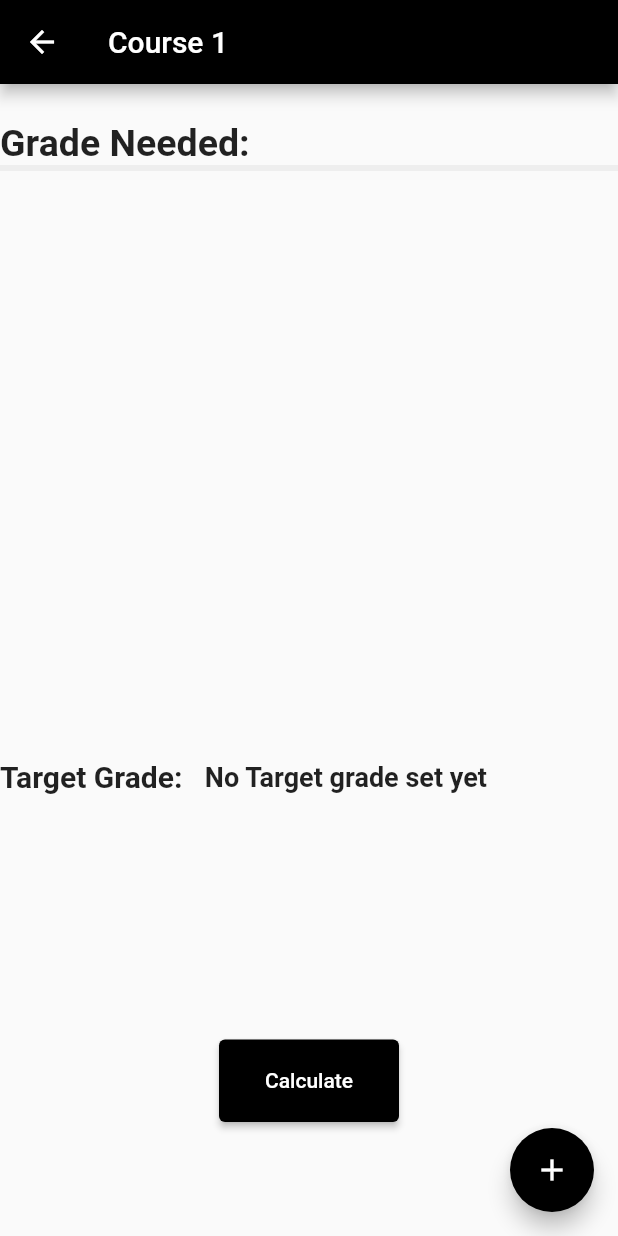
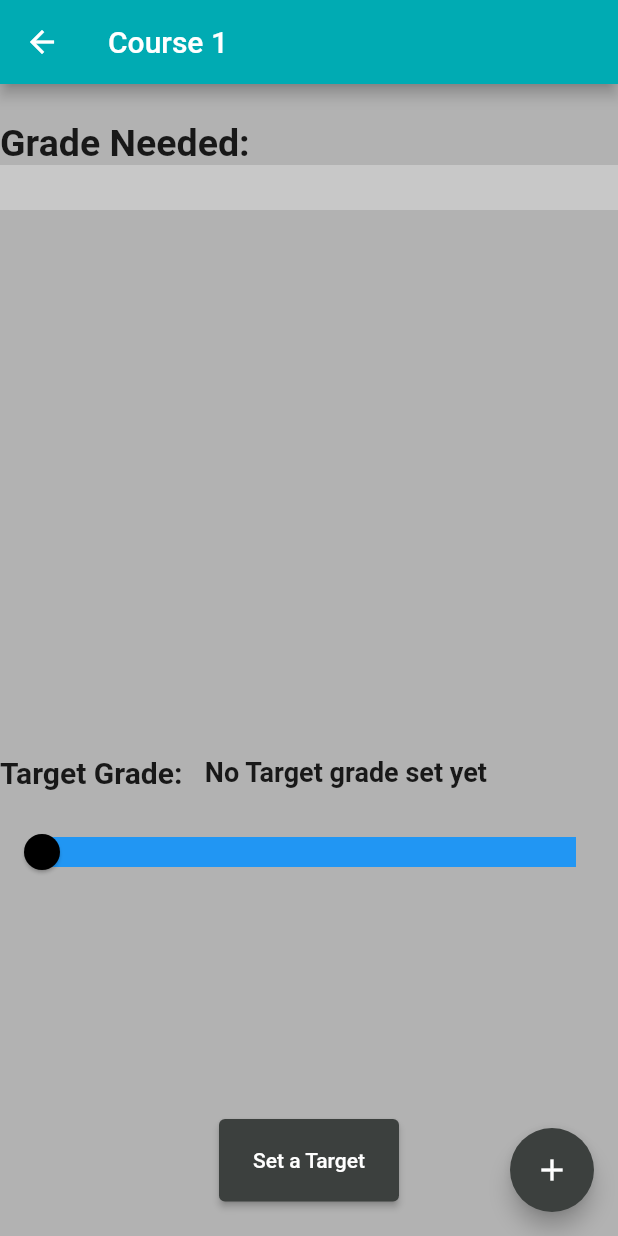
Before and after one commit to MostafaHamedd/Course-grade-tracker, a Flutter app: the CoursesPage screen opened directly, after a tap on "Course 1", on a phone screen of 412 x 824 dp. Run offline on Flutter 3.47's test engine with Material 2 defaults, Android fonts, the phone set to English and light mode, and no system bars; our stand-ins replace fluttertoast, page_transition.

Commit message:
Slider added and a color palette

```diff
--- a/lib/coursePage.dart
+++ b/lib/coursePage.dart
@@ -2,6 +2,7 @@ import 'package:flutter/material.dart';
 import 'package:flutter/material.dart';
 import 'package:tellmore_course_tracker/courseClass.dart';
 import 'reusableWidgets.dart';
+import 'package:fluttertoast/fluttertoast.dart';
 
 class coursePage extends StatefulWidget {
   const coursePage({
@@ -23,6 +24,7 @@ class _coursePageState extends State<coursePage> {
   @override
   Widget build(BuildContext context) {
     return Scaffold(
+      backgroundColor: ReusableWidgets().getBackgroundColor(),
       appBar: ReusableWidgets().appBar(widget.course.name),
       body: courseContent(),
       floatingActionButton: myFloatingButton(),
@@ -36,7 +38,7 @@ class _coursePageState extends State<coursePage> {
     TextEditingController contentWeightController = TextEditingController();
 
     return FloatingActionButton(
-      backgroundColor: Colors.black,
+      backgroundColor: ReusableWidgets().getButtonsColor(),
       child: Icon(Icons.add, color: Colors.white),
       onPressed: () {
         showDialog(
@@ -108,28 +110,38 @@ class _coursePageState extends State<coursePage> {
                   ElevatedButton(
                     child: Text("Cancel"),
                     style: ElevatedButton.styleFrom(
-                      primary: Colors.black,
+                      primary: ReusableWidgets().getButtonsColor(),
                     ),
                     onPressed: () {
                       Navigator.of(context).pop();
                     },
                   ),
                   ElevatedButton(
-                    child: Text("Submit"),
+                    child: Text("Create"),
                     style: ElevatedButton.styleFrom(
-                      primary: Colors.black,
+                      primary: ReusableWidgets().getButtonsColor(),
                     ),
                     onPressed: () {
-                      print(contentWeightController.text);
+                      if (contentType.isNotEmpty &&
+                          contentWeightController.text.isNotEmpty) {
+                        if (widget.course.isFeaseable(
+                            double.parse(contentWeightController.text))) {
                           widget.course.addAssesment(new Content(
                               contentType,
                               double.parse(contentWeightController.text),
                               [],
                               0,
                               false));
-                      print(widget.course.content.length);
                           Navigator.of(context).pop();
                           setState(() {});
+                        } else {
+                          ReusableWidgets().showToast(
+                              "Total assessment weight can't exceed 100%");
+                        }
+                      } else {
+                        ReusableWidgets()
+                            .showToast("Please fill all the fields");
+                      }
                     },
                   ),
                 ],
@@ -165,21 +177,41 @@ class _coursePageState extends State<coursePage> {
             ),
           ),
           progressBar(),
-          Text(getGrade(),
-              style: TextStyle(fontWeight: FontWeight.bold, fontSize: 25)),
-
-
           assesmentContainer(),
-
           targetGrade(),
+          SliderTheme(
+            data: SliderTheme.of(context).copyWith(
+              activeTrackColor: Colors.blue,
+              inactiveTrackColor: Colors.blue,
+              trackShape: RectangularSliderTrackShape(),
+              trackHeight: 20.0,
+              thumbColor: Colors.blueAccent,
+              thumbShape: RoundSliderThumbShape(enabledThumbRadius: 12.0),
+              overlayColor: Colors.red.withAlpha(32),
+              overlayShape: RoundSliderOverlayShape(overlayRadius: 28.0),
+            ),
+            child: Slider(
+              value:  widget.course.desiredGrade,
+              min: 0,
+              max: 100,
+              divisions: 20,
+              thumbColor: Colors.black,
+              label:widget.course.desiredGrade.toString() ,
+              onChanged: (double value) {
+                calculated= true ;
+                widget.course.desiredGrade= value ;
+                setState(() {});
+              },
+            ),
+          ),
           calculateButton(),
         ],
       ),
     );
   }
 
-  Widget targetGrade(){
-    return  Row(
+  Widget targetGrade() {
+    return Row(
       children: [
         SizedBox(
           height: 50,
@@ -194,17 +226,18 @@ class _coursePageState extends State<coursePage> {
       ],
     );
   }
-  Widget calculateButton(){
-    return   Padding(
+
+  Widget calculateButton() {
+    return Padding(
       padding: const EdgeInsets.fromLTRB(0, 150, 0, 0),
       child: Expanded(
         child: SizedBox(
           width: 120,
           height: 55,
           child: ElevatedButton(
-            child: Text("Calculate"),
+            child: Text("Set a Target"),
             style: ElevatedButton.styleFrom(
-              primary: Colors.black,
+              primary: ReusableWidgets().getButtonsColor(),
             ),
             onPressed: () {
               showDialog(
@@ -218,7 +251,7 @@ class _coursePageState extends State<coursePage> {
                       content: TextField(
                         controller: gradeEnteredController,
                         decoration: InputDecoration(
-                          labelText: "Enter desired grade",
+                          labelText: "Set target grade",
                         ),
                         keyboardType: TextInputType.number,
                         onChanged: (value) {
@@ -235,14 +268,12 @@ class _coursePageState extends State<coursePage> {
                               Navigator.of(context).pop();
                             },
                             style: ElevatedButton.styleFrom(
-                              primary: Colors.black,
+                              primary: ReusableWidgets().getButtonsColor(),
                             )),
                         ElevatedButton(
                             child: Text("Calculate"),
                             onPressed: () {
-                              print(gradeEntered);
-                              if (widget.course
-                                  .isPossible(gradeEntered)) {
+                              if (widget.course.isPossible(gradeEntered)) {
                                 widget.course.desiredGrade = gradeEntered;
                                 calculated = true;
                                 Navigator.of(context).pop();
@@ -250,7 +281,7 @@ class _coursePageState extends State<coursePage> {
                               }
                             },
                             style: ElevatedButton.styleFrom(
-                              primary: Colors.black,
+                              primary: ReusableWidgets().getButtonsColor(),
                             )),
                       ],
                     );
@@ -259,10 +290,11 @@ class _coursePageState extends State<coursePage> {
           ),
         ),
       ),
-    ) ;
+    );
   }
-  Widget assesmentContainer(){
-    return  Container(
+
+  Widget assesmentContainer() {
+    return Container(
       height: 350,
       child: ListView.builder(
         itemCount: widget.course.content.length,
@@ -289,15 +321,12 @@ class _coursePageState extends State<coursePage> {
             onDismissed: (direction) {
               widget.course.content.remove(assesment);
               setState(() {});
-
             },
             child: ListTile(
                 leading: assesment.getIcon(),
                 title: Text(assesment.name),
-                subtitle:
-                Text("Weight: " + assesment.weight.toString() + "%"),
-                trailing:
-                Text("Grade: " + assesment.grade.toString() + "%"),
+                subtitle: Text("Weight: " + assesment.weight.toString() + "%"),
+                trailing: Text("Grade: " + assesment.grade.toString() + "%"),
                 onTap: () {
                   showDialog(
                       context: context,
@@ -312,8 +341,6 @@ class _coursePageState extends State<coursePage> {
                             onChanged: (value) {
                               setState(() {
                                 testGrade = value;
-                                print("Here");
-                                print(widget.course.content.length);
                               });
                             },
                           ),
@@ -324,21 +351,24 @@ class _coursePageState extends State<coursePage> {
                                   Navigator.of(context).pop();
                                 },
                                 style: ElevatedButton.styleFrom(
-                                  primary: Colors.black,
+                                  primary: ReusableWidgets().getButtonsColor(),
                                 )),
                             ElevatedButton(
                                 child: Text("Submit"),
                                 onPressed: () {
-                                  assesment.grade =
-                                      double.parse(testGrade);
-                                  if (assesment.isAttainable()) {
+                                  if (assesment
+                                      .isAttainable(double.parse(testGrade))) {
+                                    assesment.grade = double.parse(testGrade);
                                     assesment.completed = true;
                                     setState(() {});
                                     Navigator.of(context).pop();
+                                  } else {
+                                    ReusableWidgets().showToast(
+                                        "Grade has to be less than or equal assessment weight");
                                   }
                                 },
                                 style: ElevatedButton.styleFrom(
-                                  primary: Colors.black,
+                                  primary: ReusableWidgets().getButtonsColor(),
                                 )),
                           ],
                         );
@@ -347,15 +377,26 @@ class _coursePageState extends State<coursePage> {
           );
         },
       ),
-    ) ;
+    );
   }
-  Widget progressBar(){
-    return           LinearProgressIndicator(
+
+  Widget progressBar() {
+    return Stack(
+      children: [
+        LinearProgressIndicator(
           value: widget.course.gradeNeeded(widget.course.desiredGrade) /
               100, // currentGrade is the current percentage of the grades, divided by 100 to convert it to a value between 0 and 1
-      backgroundColor: Colors.grey[200],
-      valueColor: AlwaysStoppedAnimation(Colors.blue),
-    ) ;
+          backgroundColor: ReusableWidgets().progressBarBackgroundColor(),
 
+          valueColor:
+              AlwaysStoppedAnimation(ReusableWidgets().progressBarValueColor()),
+          minHeight: 30,
+        ),
+        Center(
+          child: Text(getGrade(),
+              style: TextStyle(fontWeight: FontWeight.bold, fontSize: 25)),
+        ),
+      ],
+    );
   }
 }
--- a/lib/courses.dart
+++ b/lib/courses.dart
@@ -2,6 +2,7 @@ import 'package:flutter/material.dart';
 import 'package:tellmore_course_tracker/coursePage.dart';
 import 'courseClass.dart';
 import 'coursePage.dart';
+import 'reusableWidgets.dart' ;
 
 class CoursesPage extends StatefulWidget {
   @override
@@ -17,8 +18,10 @@ class _CoursesPageState extends State<CoursesPage> {
 
   @override
   Widget build(BuildContext context) {
-    return Material(
-      child: Column(
+    return Scaffold(
+       appBar: ReusableWidgets().appBar("Courses"),
+      backgroundColor: ReusableWidgets().getBackgroundColor(),
+      body: Column(
         children: <Widget>[
           Expanded(
             child: ListView.builder(
@@ -65,8 +68,9 @@ class _CoursesPageState extends State<CoursesPage> {
           ),
           ElevatedButton(
             style: ElevatedButton.styleFrom(
-              // Set the button color to black
+            primary: ReusableWidgets().getButtonsColor()
             ),
+
             child: Text("Add Course"),
             onPressed: () {
               setState(() {
--- a/lib/main.dart
+++ b/lib/main.dart
@@ -32,6 +32,7 @@ class _pageScaffoldState extends State<pageScaffold> {
   @override
   Widget build(BuildContext context) {
     return Scaffold(
+      backgroundColor: ReusableWidgets().getBackgroundColor(),
       appBar: ReusableWidgets().appBar("Tellmore's Grade tracker") ,
       body: homePageBody(context),
     );
--- a/lib/reusableWidgets.dart
+++ b/lib/reusableWidgets.dart
@@ -1,12 +1,37 @@
 import 'package:flutter/material.dart';
 import 'courses.dart';
+import 'package:fluttertoast/fluttertoast.dart';
+
 class ReusableWidgets{
   AppBar appBar(String text){
     return AppBar(
       title: Text(text),
-      backgroundColor: Colors.black,
+      backgroundColor: Color.fromRGBO(0, 171, 179, 2) ,
     ) ;
   }
 
+  void showToast(String message) {
+    Fluttertoast.showToast(
+        msg: message,
+        toastLength: Toast.LENGTH_SHORT,
+        gravity: ToastGravity.BOTTOM,
+        timeInSecForIosWeb: 1,
+        backgroundColor: Colors.red,
+        textColor: Colors.white,
+        fontSize: 16.0
+    );
+  }
+  Color getBackgroundColor(){
+    return Color.fromRGBO(178, 178, 178, 2) ;
 
+  }
+  Color getButtonsColor(){
+    return  Color.fromRGBO(60, 64, 62, 2) ;
+  }
+  Color progressBarBackgroundColor() {
+    return Color.fromRGBO(200, 200, 200, 2);
+   }
+    Color progressBarValueColor(){
+      return Color.fromRGBO(0, 171, 179, 2) ;
+    }
 }
--- a/pubspec.yaml
+++ b/pubspec.yaml
@@ -36,6 +36,7 @@ dependencies:
   cupertino_icons: ^1.0.2
   animated_splash_screen: ^1.1.0
   page_transition: "^2.0.9"
+  fluttertoast: ^8.1.2
 
 dev_dependencies:
   flutter_test:
```
Also changed, not shown: lib/courseClass.dart (+25 -4 lines), pubspec.lock. Lines whose indentation alone changed are shown as unchanged.
